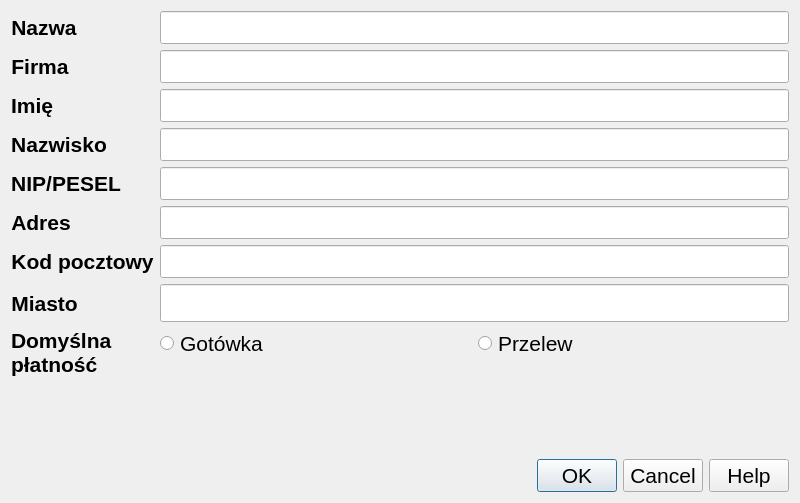
Old version of the form src/pyqt/customer_dialog.ui in the repository MysteriousSonOfGod/python-invoices.
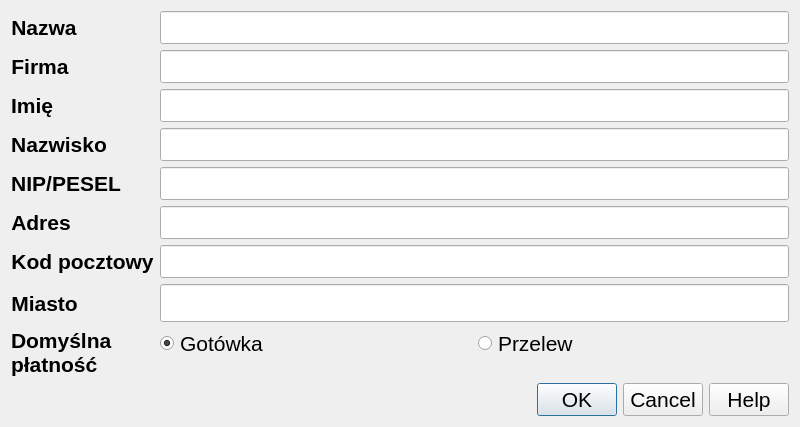
New version of the form.

Commit message: Created customer dialog

Diff of the .ui file:
```diff
--- a/src/pyqt/customer_dialog.ui
+++ b/src/pyqt/customer_dialog.ui
@@ -7,7 +7,7 @@
     <x>0</x>
     <y>0</y>
     <width>800</width>
-    <height>503</height>
+    <height>383</height>
    </rect>
   </property>
   <property name="windowTitle">
@@ -16,6 +16,9 @@
   <layout class="QVBoxLayout" name="verticalLayout">
    <item>
     <layout class="QFormLayout" name="formLayout">
+     <property name="sizeConstraint">
+      <enum>QLayout::SetDefaultConstraint</enum>
+     </property>
      <item row="0" column="0">
       <widget class="QLabel" name="alias_lbl">
        <property name="font">
@@ -261,6 +264,9 @@
            <height>17</height>
           </size>
          </property>
+         <property name="checked">
+          <bool>true</bool>
+         </property>
         </widget>
        </item>
        <item>
```
Left out of the diff: 25 changed lines with no effect on the pictures. The commit also changes 2 other files.
